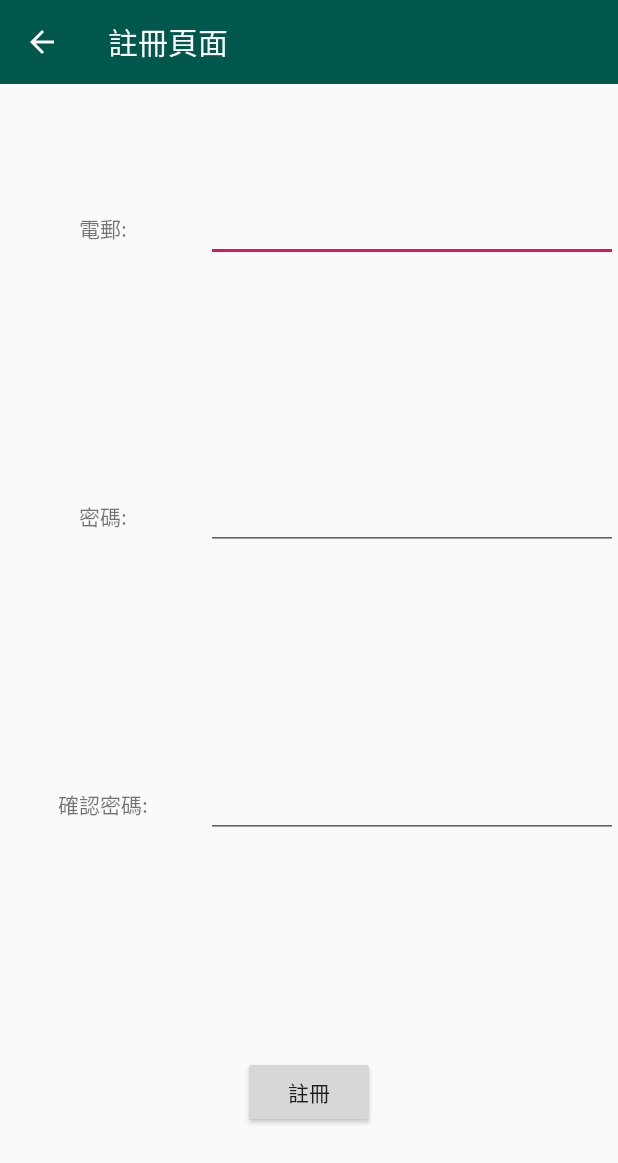
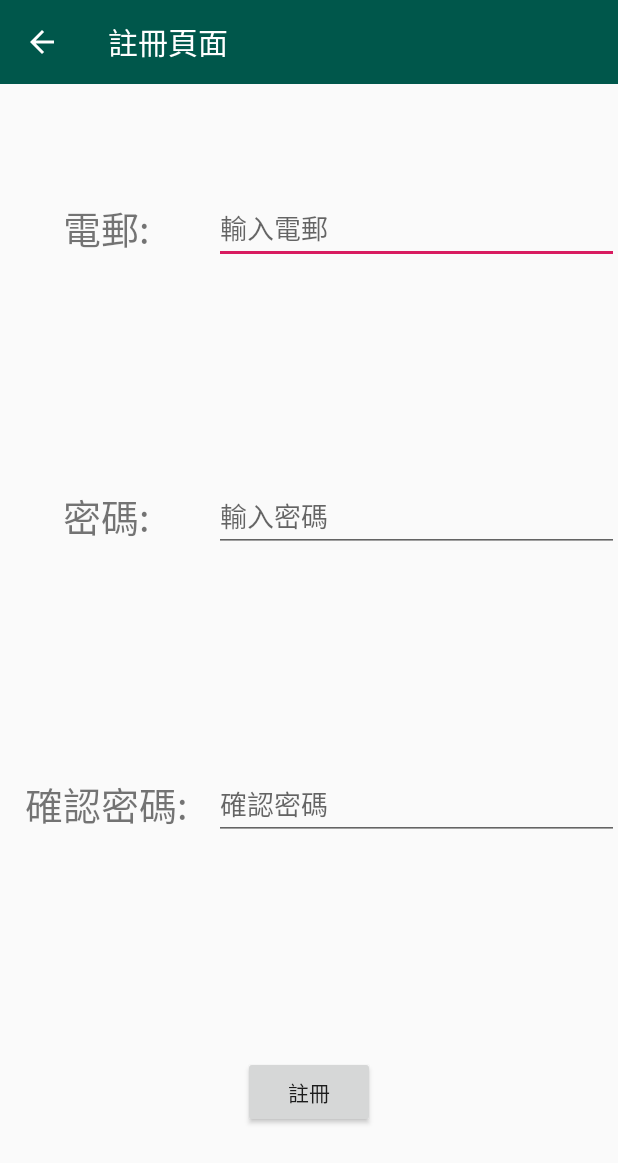
Before and after one commit to kelvinng2017/ExerciseOne, an Android app: the email_register screen opened directly, with no data from a screen before it, on a phone screen of 412 x 824 dp. Shown: the top 1163 px of the screen. Run offline under Robolectric (Android 15) with nearby library versions, the phone set to English and light mode, and no system bars.

Commit message:
註冊頁面輸入功能完成

```diff
--- a/app/src/main/java/com/example/kelvinng/exerciseone/email_register.java
+++ b/app/src/main/java/com/example/kelvinng/exerciseone/email_register.java
@@ -1,13 +1,23 @@
 package com.example.kelvinng.exerciseone;
 
+import android.content.DialogInterface;
 import android.content.Intent;
 import android.support.v7.app.ActionBar;
+import android.support.v7.app.AlertDialog;
 import android.support.v7.app.AppCompatActivity;
 import android.os.Bundle;
 import android.support.v7.widget.Toolbar;
 import android.view.MenuItem;
+import android.view.View;
+import android.widget.Button;
+import android.widget.EditText;
+import android.widget.TextView;
+import android.widget.Toast;
 
 public class email_register extends AppCompatActivity {
+
+    public EditText user_email_edit_text,user_password_edit_text,user_confirm_password_edit_text;
+    public Button confirm_button_of_activity_email_register;
 
     @Override
     protected void onCreate(Bundle savedInstanceState) {
@@ -19,6 +29,46 @@ public class email_register extends AppCompatActivity {
         ActionBar activity_email_register_actionbar=getSupportActionBar();
         activity_email_register_actionbar.setTitle("註冊頁面");
         activity_email_register_actionbar.setDisplayHomeAsUpEnabled(true);
+        user_email_edit_text=findViewById(R.id.user_email_edit_text);
+        user_password_edit_text=findViewById(R.id.user_password_edit_text);
+        user_confirm_password_edit_text=findViewById(R.id.user_confirm_password_edit_text);
+        confirm_button_of_activity_email_register=findViewById(R.id.confirm_button_of_activity_email_register);
+        confirm_button_of_activity_email_register.setOnClickListener(new View.OnClickListener() {
+            @Override
+            public void onClick(View v) {
+                if(user_email_edit_text.getText().toString().matches("") || user_password_edit_text.getText().toString().matches("")||user_confirm_password_edit_text.getText().toString().matches("")) {
+                    Toast.makeText(email_register.this,"輸入欄位不能為空值",Toast.LENGTH_SHORT).show();
+                }
+                else if(user_password_edit_text.getText().toString().equals(user_confirm_password_edit_text.getText().toString())) {
+                    Toast.makeText(email_register.this,"登錄成功",Toast.LENGTH_SHORT).show();
+                }
+                else if(!user_password_edit_text.getText().toString().equals(user_confirm_password_edit_text.getText().toString())){
+                    AlertDialog.Builder builder = new AlertDialog.Builder(email_register.this);
+                    builder.setTitle("密碼錯誤")
+                            .setMessage("請重新輸入密碼")
+                            .setPositiveButton("確認", new DialogInterface.OnClickListener() {
+                                @Override
+                                public void onClick(DialogInterface dialog,
+                                                    int which) {
+                                    user_password_edit_text.setText("");
+                                    user_confirm_password_edit_text.setText("");
+                                    user_password_edit_text.requestFocus();//edit_text的光標會回到輸入密碼的地方
+                                }
+                            })
+                            /*.setNegativeButton("Cancel", new DialogInterface.OnClickListener() {
+                                @Override
+                                public void onClick(DialogInterface dialog,
+                                                    int which) {
+                                }
+                            })*/
+                            .show();
+                }
+
+
+            }
+        });
+
+
     }
 
     @Override
--- a/app/src/main/res/layout/activity_email_register.xml
+++ b/app/src/main/res/layout/activity_email_register.xml
@@ -25,7 +25,7 @@
             <LinearLayout
                 android:layout_width="match_parent"
                 android:layout_height="match_parent"
-                android:layout_weight="2"
+                android:layout_weight="1.9"
                 android:orientation="vertical"
                 android:gravity="center">
 
@@ -33,7 +33,8 @@
                     android:id="@+id/user_email_text_view"
                     android:layout_width="wrap_content"
                     android:layout_height="wrap_content"
-                    android:text="電郵:"/>
+                    android:text="電郵:"
+                    android:textSize="25sp"/>
 
             </LinearLayout>
             <LinearLayout
@@ -46,7 +47,9 @@
                 <EditText
                     android:id="@+id/user_email_edit_text"
                     android:layout_width="match_parent"
-                    android:layout_height="wrap_content" />
+                    android:layout_height="wrap_content"
+                    android:hint="輸入電郵"
+                    android:singleLine="true" />
 
             </LinearLayout>
 
@@ -60,7 +63,7 @@
             <LinearLayout
                 android:layout_width="match_parent"
                 android:layout_height="match_parent"
-                android:layout_weight="2"
+                android:layout_weight="1.9"
                 android:orientation="vertical"
                 android:gravity="center">
 
@@ -68,7 +71,8 @@
                     android:id="@+id/user_password_text_view"
                     android:layout_width="wrap_content"
                     android:layout_height="wrap_content"
-                    android:text="密碼:"/>
+                    android:text="密碼:"
+                    android:textSize="25sp"/>
 
             </LinearLayout>
             <LinearLayout
@@ -81,7 +85,9 @@
                 <EditText
                     android:id="@+id/user_password_edit_text"
                     android:layout_width="match_parent"
-                    android:layout_height="wrap_content" />
+                    android:layout_height="wrap_content"
+                    android:hint="輸入密碼"
+                    android:singleLine="true" />
 
             </LinearLayout>
 
@@ -95,7 +101,7 @@
             <LinearLayout
                 android:layout_width="match_parent"
                 android:layout_height="match_parent"
-                android:layout_weight="2"
+                android:layout_weight="1.9"
                 android:orientation="vertical"
                 android:gravity="center">
 
@@ -103,7 +109,8 @@
                     android:id="@+id/user_confirm_password_text_view"
                     android:layout_width="wrap_content"
                     android:layout_height="wrap_content"
-                    android:text="確認密碼:"/>
+                    android:text="確認密碼:"
+                    android:textSize="25sp"/>
 
             </LinearLayout>
             <LinearLayout
@@ -116,7 +123,9 @@
                 <EditText
                     android:id="@+id/user_confirm_password_edit_text"
                     android:layout_width="match_parent"
-                    android:layout_height="wrap_content" />
+                    android:layout_height="wrap_content"
+                    android:hint="確認密碼"
+                    android:singleLine="true" />
 
             </LinearLayout>
 
```
